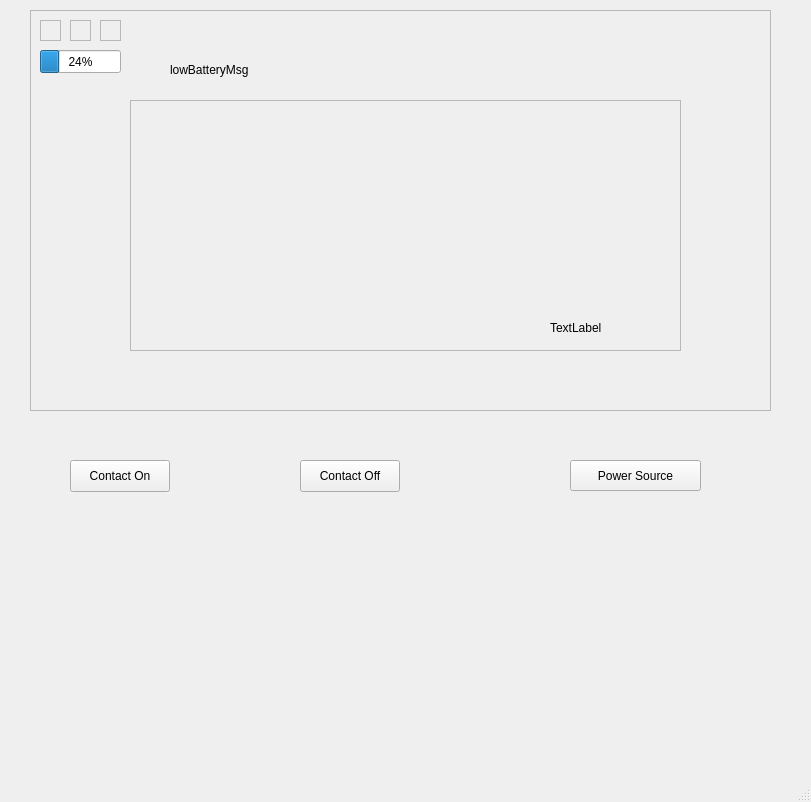
sidbmw/Neureset_Device_Simulator, file COMP_3004_Team_24/mainwindow.ui: the form before one commit.
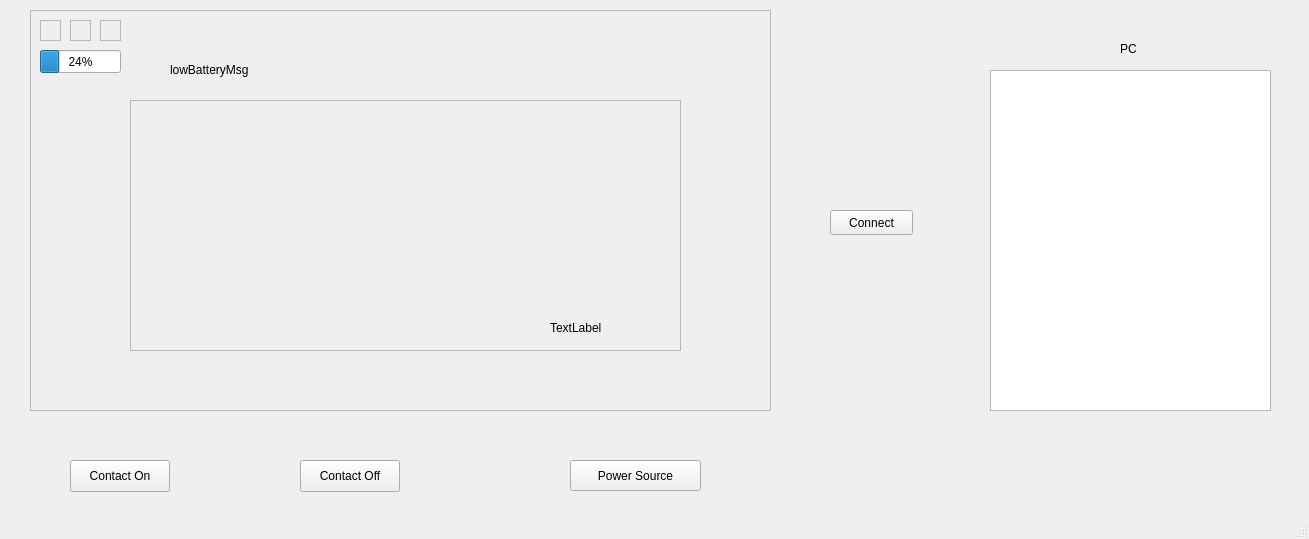
The form after the commit. Icons and pictures are not drawn.

Patch:
```diff
--- a/COMP_3004_Team_24/mainwindow.ui
+++ b/COMP_3004_Team_24/mainwindow.ui
@@ -6,8 +6,8 @@
    <rect>
     <x>0</x>
     <y>0</y>
-    <width>811</width>
-    <height>802</height>
+    <width>1309</width>
+    <height>539</height>
    </rect>
   </property>
   <property name="windowTitle">
```
Left out of the diff: 2 changed lines with no effect on the pictures.
